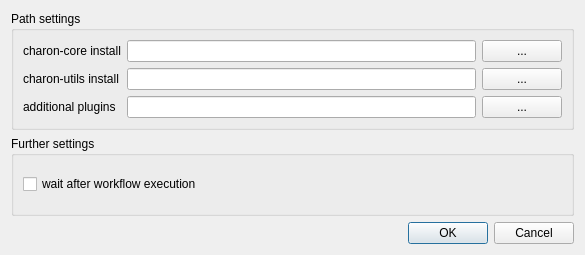
Old version of the form src/OptionsDialog.ui in the repository flowexpert/charon.
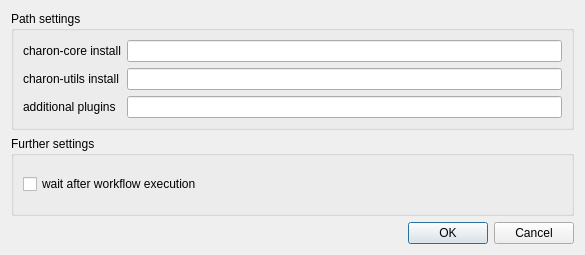
New version of the form. Custom widgets are drawn as their Qt base class.

Commit message: added options dialog

```diff
--- a/src/OptionsDialog.ui
+++ b/src/OptionsDialog.ui
@@ -20,7 +20,10 @@
      <property name="title">
       <string>Path settings</string>
      </property>
-     <layout class="QGridLayout" name="gridLayout">
+     <layout class="QFormLayout" name="formLayout">
+      <property name="fieldGrowthPolicy">
+       <enum>QFormLayout::AllNonFixedFieldsGrow</enum>
+      </property>
       <item row="0" column="0">
        <widget class="QLabel" name="labelCore">
         <property name="text">
@@ -34,7 +37,7 @@
       <item row="0" column="1">
        <widget class="QDirEdit" name="editCore"/>
       </item>
-      <item row="2" column="0">
+      <item row="1" column="0">
        <widget class="QLabel" name="labelUtils">
         <property name="text">
          <string>charon-utils install</string>
@@ -44,10 +47,10 @@
         </property>
        </widget>
       </item>
-      <item row="2" column="1">
+      <item row="1" column="1">
        <widget class="QDirEdit" name="editUtils"/>
       </item>
-      <item row="4" column="0">
+      <item row="2" column="0">
        <widget class="QLabel" name="labelAdd">
         <property name="text">
          <string>additional plugins</string>
@@ -57,30 +60,9 @@
         </property>
        </widget>
       </item>
-      <item row="4" column="1">
+      <item row="2" column="1">
        <widget class="QDirEdit" name="editAdd"/>
       </item>
-      <item row="0" column="2">
-       <widget class="QPushButton" name="browseCore">
-        <property name="text">
-         <string>...</string>
-        </property>
-       </widget>
-      </item>
-      <item row="2" column="2">
-       <widget class="QPushButton" name="browseUtils">
-        <property name="text">
-         <string>...</string>
-        </property>
-       </widget>
-      </item>
-      <item row="4" column="2">
-       <widget class="QPushButton" name="browseAdd">
-        <property name="text">
-         <string>...</string>
-        </property>
-       </widget>
-      </item>
      </layout>
     </widget>
    </item>
```
Left out of the diff: 52 changed lines with no effect on the pictures. The commit also changes 7 other files.
